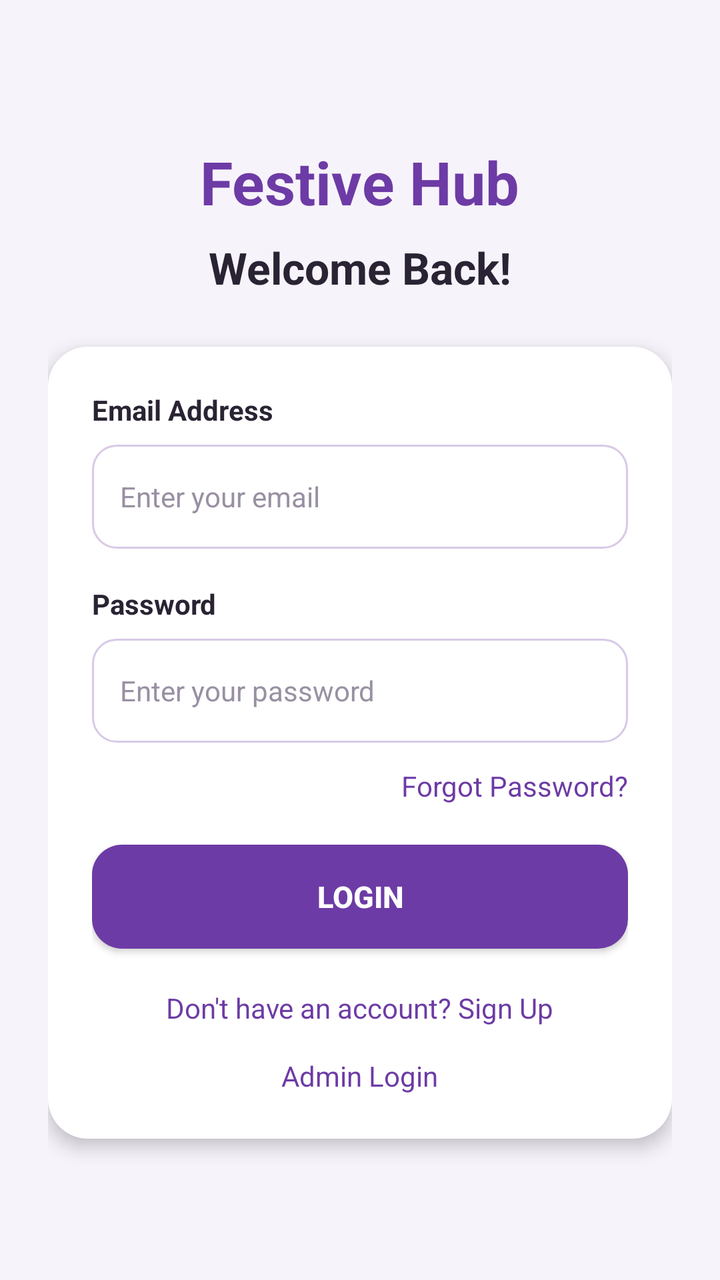
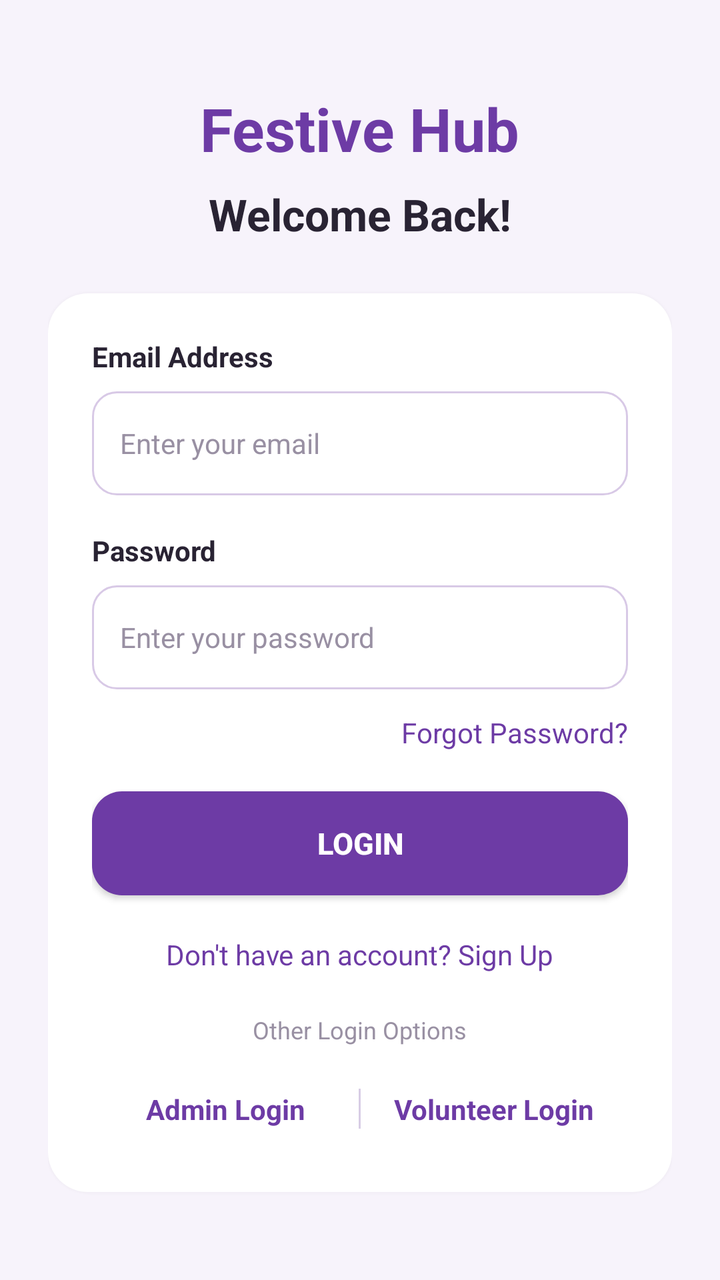

Screens rendered from an Android XML layout before and after an edit, with the pre-edit source and the edit as a unified diff.
<!-- AndroidManifest.xml: application theme Theme.FestiveHub -->
<!-- res/layout/activity_main.xml -->
<?xml version="1.0" encoding="utf-8"?>
<ScrollView xmlns:android="http://schemas.android.com/apk/res/android"
    android:layout_width="match_parent"
    android:layout_height="match_parent"
    xmlns:tools="http://schemas.android.com/tools"
    android:fillViewport="true"
    android:background="#F7F3FB"
    android:scrollbars="none"
    tools:context=".MainActivity">

    <LinearLayout
        android:layout_width="match_parent"
        android:layout_height="match_parent"
        android:orientation="vertical"
        android:gravity="center"
        android:padding="24dp">

        <TextView
            android:layout_width="wrap_content"
            android:layout_height="wrap_content"
            android:text="Festive Hub"
            android:textSize="30sp"
            android:textStyle="bold"
            android:textColor="#6D3BA5"
            android:layout_marginBottom="8dp">
        </TextView>

        <TextView
            android:layout_width="wrap_content"
            android:layout_height="wrap_content"
            android:text="Welcome Back!"
            android:textSize="22sp"
            android:textStyle="bold"
            android:textColor="#292333"
            android:layout_marginBottom="25dp">
        </TextView>

        <LinearLayout
            android:layout_width="match_parent"
            android:layout_height="wrap_content"
            android:orientation="vertical"
            android:padding="22dp"
            android:background="@drawable/login_card"
            android:elevation="5dp">

            <TextView
                android:layout_width="wrap_content"
                android:layout_height="wrap_content"
                android:text="Email Address"
                android:textSize="14sp"
                android:textStyle="bold"
                android:textColor="#292333">
            </TextView>

            <EditText
                android:id="@+id/edtemail"
                android:layout_width="match_parent"
                android:layout_height="52dp"
                android:hint="Enter your email"
                android:inputType="textEmailAddress"
                android:singleLine="true"
                android:padding="14dp"
                android:background="@drawable/custom_edittext"
                android:textSize="14sp"
                android:textColor="#292333"
                android:textColorHint="#9990A3"
                android:layout_marginTop="8dp"
                android:layout_marginBottom="18dp">
            </EditText>

            <TextView
                android:layout_width="wrap_content"
                android:layout_height="wrap_content"
                android:text="Password"
                android:textSize="14sp"
                android:textStyle="bold"
                android:textColor="#292333">
            </TextView>

             <EditText
                android:id="@+id/edtpassword"
                android:layout_width="match_parent"
                android:layout_height="52dp"
                android:hint="Enter your password"
                android:inputType="textPassword"
                android:singleLine="true"
                android:padding="14dp"
                android:background="@drawable/custom_edittext"
                android:textSize="14sp"
                android:textColor="#292333"
                android:textColorHint="#9990A3"
                 android:layout_marginTop="8dp">
             </EditText>

            <TextView
                android:id="@+id/txtforgotPassword"
                android:layout_width="wrap_content"
                android:layout_height="wrap_content"
                android:layout_gravity="end"
                android:layout_marginTop="12dp"
                android:layout_marginBottom="20dp"
                android:text="Forgot Password?"
                android:textColor="#6D3BA5"
                android:textSize="14sp">
            </TextView>

            <androidx.appcompat.widget.AppCompatButton
                android:id="@+id/btnlogin"
                android:layout_width="match_parent"
                android:layout_height="52dp"
                android:text="LOGIN"
                android:textColor="#FFFFFF"
                android:textSize="15sp"
                android:textStyle="bold"
                android:background="@drawable/custom_button"
                android:backgroundTint="@null"
                android:elevation="2dp">
            </androidx.appcompat.widget.AppCompatButton>

            
            <TextView
                android:id="@+id/txtsignup"
                android:layout_width="wrap_content"
                android:layout_height="wrap_content"
                android:layout_gravity="center"
                android:layout_marginTop="20dp"
                android:text="Don't have an account? Sign Up"
                android:textColor="#6D3BA5"
                android:textSize="14sp">
            </TextView>

            <TextView
                android:id="@+id/txtadminlogin"
                android:layout_width="wrap_content"
                android:layout_height="wrap_content"
                android:layout_gravity="center"
                android:layout_marginTop="15dp"
                android:text="Admin Login"
                android:textColor="#6D3BA5"
                android:textSize="14sp">
            </TextView>

        </LinearLayout>

    </LinearLayout>

</ScrollView>
<!-- resources referenced by this layout -->
<resources>
  <!-- drawable custom_button (drawable) -->
  <?xml version="1.0" encoding="utf-8"?>
  <shape xmlns:android="http://schemas.android.com/apk/res/android"
      android:shape="rectangle">
      <solid android:color="#6D3BA5"/>
      <corners android:radius="15dp"/>
  </shape>
  <!-- drawable custom_edittext (drawable) -->
  <?xml version="1.0" encoding="utf-8"?>
  <selector xmlns:android="http://schemas.android.com/apk/res/android">
  
      
      <item android:state_focused="true">
          <shape android:shape="rectangle">
              <solid android:color="#FFFFFF"/>
              <corners android:radius="12dp"/>
              <stroke
                  android:width="2dp"
                  android:color="#6D3BA5"/>
          </shape>
      </item>
  
      
      <item>
          <shape android:shape="rectangle">
              <solid android:color="#FFFFFF"/>
              <corners android:radius="12dp"/>
              <stroke
                  android:width="1dp"
                  android:color="#D8C9E6"/>
          </shape>
      </item>
  </selector>
  <!-- drawable login_card (drawable) -->
  <?xml version="1.0" encoding="utf-8"?>
  <shape xmlns:android="http://schemas.android.com/apk/res/android">
  
      <solid android:color="#FFFFFF"/>
      <corners android:radius="20dp"/>
  
  </shape>
  <style name="Theme.FestiveHub" parent="Base.Theme.FestiveHub" />
  <style name="Base.Theme.FestiveHub" parent="Theme.Material3.DayNight.NoActionBar">
          
          
          <item name="android:statusBarColor">#F7F3FB</item>
          <item name="android:windowLightStatusBar">true</item>
      </style>
</resources>

<!-- the commit's change to res/layout/activity_main.xml (unified diff, before → after) -->
@@ -129,16 +129,56 @@
                 android:textSize="14sp">
             </TextView>
 
+            
             <TextView
-                android:id="@+id/txtadminlogin"
                 android:layout_width="wrap_content"
                 android:layout_height="wrap_content"
                 android:layout_gravity="center"
-                android:layout_marginTop="15dp"
-                android:text="Admin Login"
-                android:textColor="#6D3BA5"
-                android:textSize="14sp">
-            </TextView>
+                android:layout_marginTop="20dp"
+                android:text="Other Login Options"
+                android:textColor="#9990A3"
+                android:textSize="12sp" />
+
+            <LinearLayout
+                android:layout_width="match_parent"
+                android:layout_height="wrap_content"
+                android:orientation="horizontal"
+                android:gravity="center"
+                android:layout_marginTop="12dp">
+
+                <TextView
+                    android:id="@+id/txtadminlogin"
+                    android:layout_width="0dp"
+                    android:layout_height="wrap_content"
+                    android:layout_weight="1"
+                    android:gravity="center"
+                    android:padding="10dp"
+                    android:text="Admin Login"
+                    android:textColor="#6D3BA5"
+                    android:textSize="14sp"
+                    android:textStyle="bold">
+                </TextView>
+
+                <View
+                    android:layout_width="1dp"
+                    android:layout_height="20dp"
+                    android:background="#D8CDE5">
+                </View>
+
+                <TextView
+                    android:id="@+id/txtvolunteerlogin"
+                    android:layout_width="0dp"
+                    android:layout_height="wrap_content"
+                    android:layout_weight="1"
+                    android:gravity="center"
+                    android:padding="10dp"
+                    android:text="Volunteer Login"
+                    android:textColor="#6D3BA5"
+                    android:textSize="14sp"
+                    android:textStyle="bold">
+                </TextView>
+
+            </LinearLayout>
 
         </LinearLayout>
 
